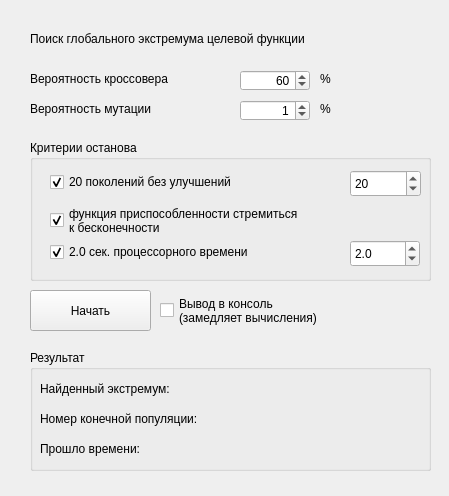
This is mainwindow.ui in krylovilya/Evolutionary_algorithm as Qt 5 draws it before an edit. The edited form follows.
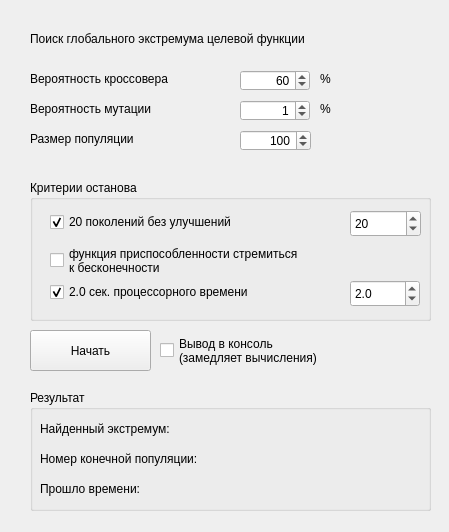
This is the edited form.

Commit message: added population_size edit

Diff of the .ui file:
```diff
--- a/mainwindow.ui
+++ b/mainwindow.ui
@@ -7,7 +7,7 @@
     <x>0</x>
     <y>0</y>
     <width>449</width>
-    <height>496</height>
+    <height>532</height>
    </rect>
   </property>
   <property name="windowTitle">
@@ -133,7 +133,7 @@
     <property name="geometry">
      <rect>
       <x>30</x>
-      <y>140</y>
+      <y>180</y>
       <width>401</width>
       <height>141</height>
      </rect>
@@ -193,7 +193,7 @@
 к бесконечности</string>
      </property>
      <property name="checked">
-      <bool>true</bool>
+      <bool>false</bool>
      </property>
     </widget>
     <widget class="QCheckBox" name="checkBox_3">
@@ -236,7 +236,7 @@
     <property name="geometry">
      <rect>
       <x>30</x>
-      <y>290</y>
+      <y>330</y>
       <width>121</width>
       <height>41</height>
      </rect>
@@ -249,7 +249,7 @@
     <property name="geometry">
      <rect>
       <x>30</x>
-      <y>350</y>
+      <y>390</y>
       <width>401</width>
       <height>121</height>
      </rect>
@@ -340,7 +340,7 @@
     <property name="geometry">
      <rect>
       <x>160</x>
-      <y>290</y>
+      <y>330</y>
       <width>271</width>
       <height>41</height>
      </rect>
@@ -350,6 +350,44 @@
 (замедляет вычисления)</string>
     </property>
    </widget>
+   <widget class="QLabel" name="label_12">
+    <property name="geometry">
+     <rect>
+      <x>30</x>
+      <y>130</y>
+      <width>211</width>
+      <height>18</height>
+     </rect>
+    </property>
+    <property name="text">
+     <string>Размер популяции</string>
+    </property>
+   </widget>
+   <widget class="QSpinBox" name="spinBox_2">
+    <property name="geometry">
+     <rect>
+      <x>240</x>
+      <y>130</y>
+      <width>71</width>
+      <height>21</height>
+     </rect>
+    </property>
+    <property name="alignment">
+     <set>Qt::AlignRight|Qt::AlignTrailing|Qt::AlignVCenter</set>
+    </property>
+    <property name="minimum">
+     <number>50</number>
+    </property>
+    <property name="maximum">
+     <number>10000</number>
+    </property>
+    <property name="singleStep">
+     <number>100</number>
+    </property>
+    <property name="value">
+     <number>100</number>
+    </property>
+   </widget>
   </widget>
  </widget>
  <resources/>
```
The commit also changes 2 other files.
